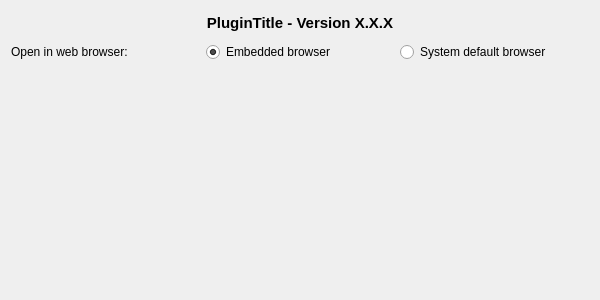
Before: the Qt Designer form qtribu/gui/dlg_settings.ui in geotribu/qtribu, drawn with Qt 5.
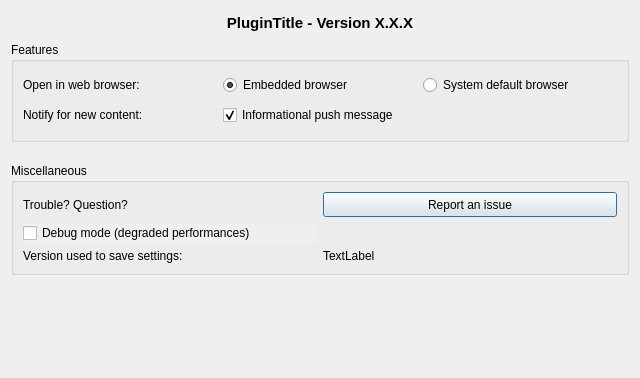
After: the same form once the commit is applied. Icons and pictures are not drawn.

Commit message: Enlarge settings

```diff
--- a/qtribu/gui/dlg_settings.ui
+++ b/qtribu/gui/dlg_settings.ui
@@ -6,8 +6,8 @@
    <rect>
     <x>0</x>
     <y>0</y>
-    <width>600</width>
-    <height>300</height>
+    <width>640</width>
+    <height>378</height>
    </rect>
   </property>
   <property name="sizePolicy">
@@ -18,8 +18,8 @@
   </property>
   <property name="minimumSize">
    <size>
-    <width>600</width>
-    <height>200</height>
+    <width>640</width>
+    <height>300</height>
    </size>
   </property>
   <property name="windowTitle">
@@ -31,52 +31,8 @@
   <property name="locale">
    <locale language="English" country="UnitedStates"/>
   </property>
-  <layout class="QGridLayout" name="gridLayout_2">
-   <item row="1" column="1">
-    <layout class="QHBoxLayout" name="lyt_global">
-     <item>
-      <widget class="QLabel" name="lbl_browser">
-       <property name="toolTip">
-        <string>Which web browser to use to display articles.</string>
-       </property>
-       <property name="text">
-        <string>Open in web browser:</string>
-       </property>
-      </widget>
-     </item>
-     <item>
-      <widget class="QRadioButton" name="opt_browser_qt">
-       <property name="text">
-        <string>Embedded browser</string>
-       </property>
-       <property name="checked">
-        <bool>true</bool>
-       </property>
-      </widget>
-     </item>
-     <item>
-      <widget class="QRadioButton" name="opt_browser_os">
-       <property name="text">
-        <string>System default browser</string>
-       </property>
-      </widget>
-     </item>
-    </layout>
-   </item>
-   <item row="3" column="1">
-    <spacer name="verticalSpacer">
-     <property name="orientation">
-      <enum>Qt::Vertical</enum>
-     </property>
-     <property name="sizeHint" stdset="0">
-      <size>
-       <width>20</width>
-       <height>40</height>
-      </size>
-     </property>
-    </spacer>
-   </item>
-   <item row="0" column="1">
+  <layout class="QVBoxLayout" name="verticalLayout">
+   <item>
     <widget class="QLabel" name="lbl_title">
      <property name="minimumSize">
       <size>
@@ -120,6 +76,187 @@
      </property>
     </widget>
    </item>
+   <item>
+    <widget class="QGroupBox" name="grp_features">
+     <property name="minimumSize">
+      <size>
+       <width>550</width>
+       <height>100</height>
+      </size>
+     </property>
+     <property name="title">
+      <string>Features</string>
+     </property>
+     <layout class="QGridLayout" name="gridLayout_2">
+      <item row="1" column="0">
+       <widget class="QLabel" name="lbl_browser">
+        <property name="toolTip">
+         <string>Which web browser to use to display articles.</string>
+        </property>
+        <property name="text">
+         <string>Open in web browser:</string>
+        </property>
+       </widget>
+      </item>
+      <item row="1" column="2">
+       <widget class="QRadioButton" name="opt_browser_os">
+        <property name="text">
+         <string>System default browser</string>
+        </property>
+       </widget>
+      </item>
+      <item row="3" column="0">
+       <widget class="QLabel" name="lbl_notification">
+        <property name="text">
+         <string>Notify for new content:</string>
+        </property>
+       </widget>
+      </item>
+      <item row="1" column="1">
+       <widget class="QRadioButton" name="opt_browser_qt">
+        <property name="text">
+         <string>Embedded browser</string>
+        </property>
+        <property name="checked">
+         <bool>true</bool>
+        </property>
+       </widget>
+      </item>
+      <item row="3" column="1">
+       <widget class="QCheckBox" name="opt_notif_push_msg">
+        <property name="autoFillBackground">
+         <bool>false</bool>
+        </property>
+        <property name="text">
+         <string>Informational push message</string>
+        </property>
+        <property name="checked">
+         <bool>true</bool>
+        </property>
+        <property name="tristate">
+         <bool>false</bool>
+        </property>
+       </widget>
+      </item>
+     </layout>
+    </widget>
+   </item>
+   <item>
+    <spacer name="verticalSpacer_2">
+     <property name="orientation">
+      <enum>Qt::Vertical</enum>
+     </property>
+     <property name="sizeType">
+      <enum>QSizePolicy::Preferred</enum>
+     </property>
+     <property name="sizeHint" stdset="0">
+      <size>
+       <width>20</width>
+       <height>15</height>
+      </size>
+     </property>
+    </spacer>
+   </item>
+   <item>
+    <widget class="QGroupBox" name="grp_misc">
+     <property name="minimumSize">
+      <size>
+       <width>0</width>
+       <height>100</height>
+      </size>
+     </property>
+     <property name="title">
+      <string>Miscellaneous</string>
+     </property>
+     <property name="flat">
+      <bool>false</bool>
+     </property>
+     <layout class="QGridLayout" name="gridLayout">
+      <item row="1" column="0">
+       <widget class="QCheckBox" name="opt_debug">
+        <property name="toolTip">
+         <string>Enable debug mode.</string>
+        </property>
+        <property name="autoFillBackground">
+         <bool>true</bool>
+        </property>
+        <property name="locale">
+         <locale language="English" country="UnitedStates"/>
+        </property>
+        <property name="text">
+         <string>Debug mode (degraded performances)</string>
+        </property>
+        <property name="tristate">
+         <bool>false</bool>
+        </property>
+       </widget>
+      </item>
+      <item row="2" column="1">
+       <widget class="QLabel" name="lbl_version_saved_value">
+        <property name="text">
+         <string notr="true">TextLabel</string>
+        </property>
+        <property name="textInteractionFlags">
+         <set>Qt::NoTextInteraction</set>
+        </property>
+       </widget>
+      </item>
+      <item row="2" column="0">
+       <widget class="QLabel" name="lbl_version_saved">
+        <property name="text">
+         <string>Version used to save settings:</string>
+        </property>
+       </widget>
+      </item>
+      <item row="0" column="0">
+       <widget class="QLabel" name="lbl_report">
+        <property name="text">
+         <string>Trouble? Question?</string>
+        </property>
+       </widget>
+      </item>
+      <item row="0" column="1">
+       <widget class="QPushButton" name="btn_report">
+        <property name="minimumSize">
+         <size>
+          <width>0</width>
+          <height>25</height>
+         </size>
+        </property>
+        <property name="maximumSize">
+         <size>
+          <width>16777215</width>
+          <height>30</height>
+         </size>
+        </property>
+        <property name="text">
+         <string>Report an issue</string>
+        </property>
+        <property name="icon">
+         <iconset>
+          <normaloff>:/plugins/qtribu/resources/images/bullhorn.svg</normaloff>:/plugins/qtribu/resources/images/bullhorn.svg</iconset>
+        </property>
+       </widget>
+      </item>
+     </layout>
+    </widget>
+   </item>
+   <item>
+    <spacer name="verticalSpacer">
+     <property name="orientation">
+      <enum>Qt::Vertical</enum>
+     </property>
+     <property name="sizeType">
+      <enum>QSizePolicy::MinimumExpanding</enum>
+     </property>
+     <property name="sizeHint" stdset="0">
+      <size>
+       <width>20</width>
+       <height>40</height>
+      </size>
+     </property>
+    </spacer>
+   </item>
   </layout>
  </widget>
  <resources/>
```
The commit also changes 2 other files.
